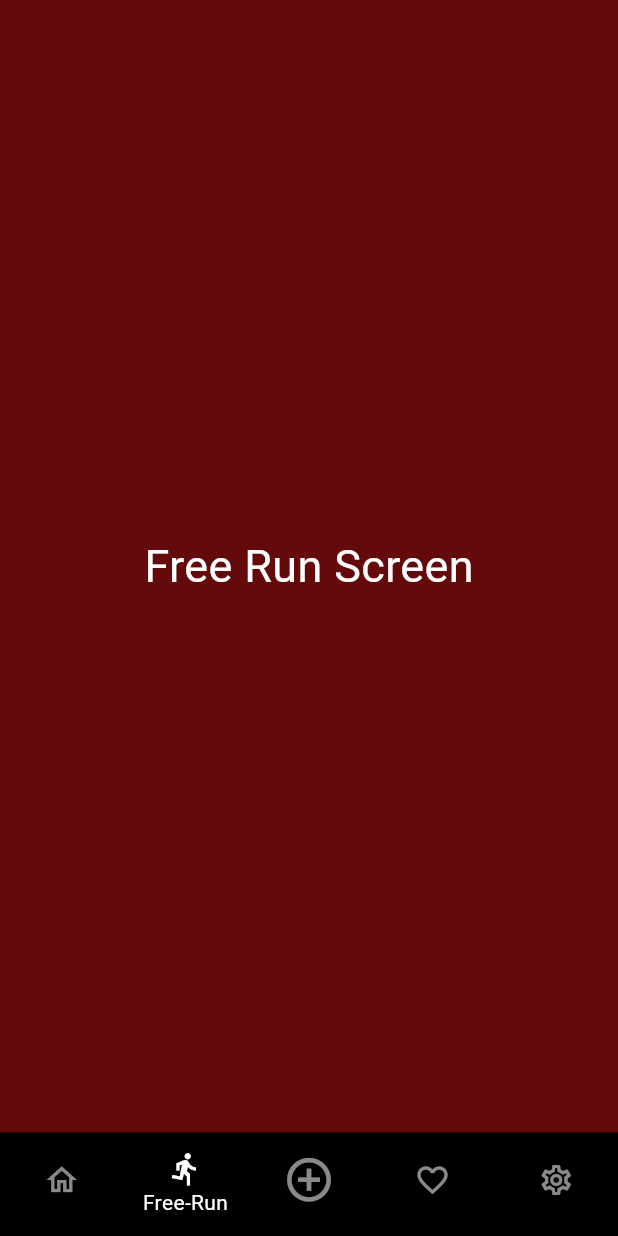
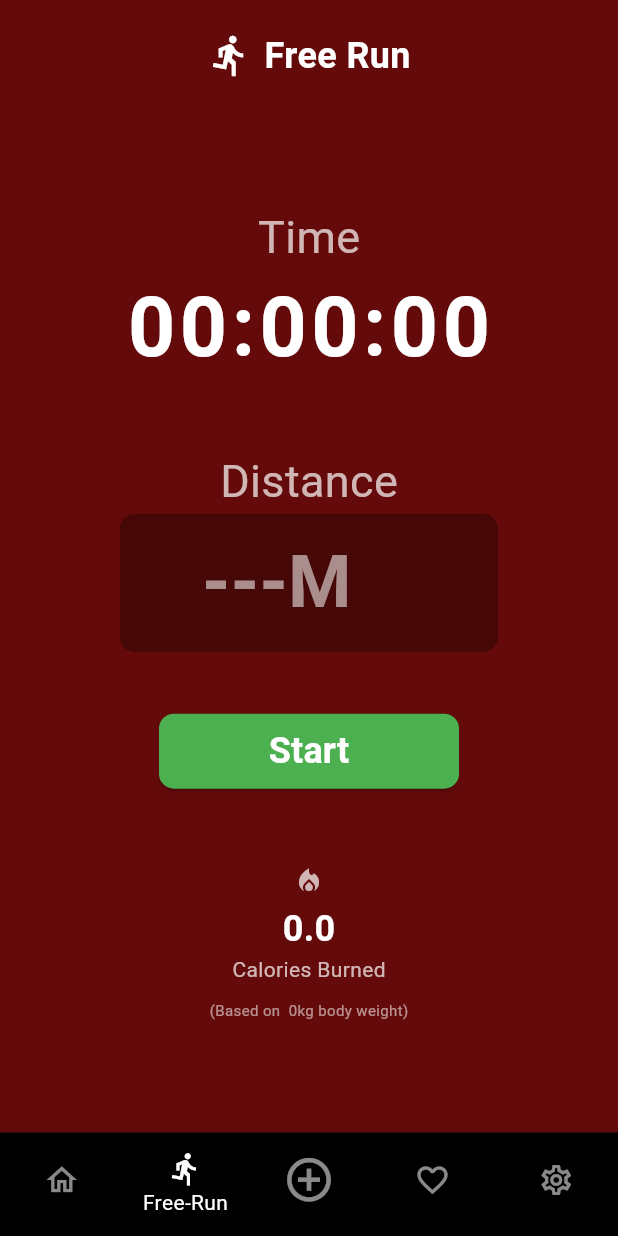
Before and after one commit to susenayw/FitLife, a Flutter app: the MainScreen screen opened directly, item 2 of the bottom bar chosen, on a phone screen of 412 x 824 dp. Run offline on Flutter 3.47's test engine with Material 3 defaults, Android fonts, the phone set to English and light mode, and no system bars; our stand-ins replace image_picker; accounts and stored records are empty.

Commit message:
menambahkan freerun
note : error overflow pada freerun

```diff
--- /dev/null
+++ b/devtools_options.yaml
@@ -0,0 +1,3 @@
+description: This file stores settings for Dart & Flutter DevTools.
+documentation: https://docs.flutter.dev/tools/devtools/extensions#configure-extension-enablement-states
+extensions:
--- a/lib/main_screen.dart
+++ b/lib/main_screen.dart
@@ -7,6 +7,7 @@ import 'dart:io';
 import 'providers/user_provider.dart';
 // GANTI import start_workout_screen.dart dengan unified_activity_screen.dart
 import 'screens/unified_activity_screen.dart'; // <-- BARU: Import screen terpadu
+import 'screens/free_run_screen.dart'; // <--- BARU: Import FreeRunScreen
 
 class MainScreen extends StatefulWidget {
   const MainScreen({super.key});
@@ -21,7 +22,7 @@ class _MainScreenState extends State<MainScreen> {
   // Placeholder pages untuk Bottom Navigation Bar
   static const List<Widget> _widgetOptions = <Widget>[
     DashboardPage(), // 0. Home
-    Text('Free Run Screen', style: TextStyle(color: Colors.white, fontSize: 30)), // 1. Free-Run
+    const FreeRunScreen(), // 1. Free-Run <--- PERUBAHAN UTAMA: Menggunakan FreeRunScreen
     // NOTE: Index 2 (Activity) dihandle oleh navigasi push terpisah di _onItemTapped
     Text('Activity Placeholder', style: TextStyle(color: Colors.white, fontSize: 18)),
     Text('Social Screen', style: TextStyle(color: Colors.white, fontSize: 30)), // 3. Social
@@ -144,11 +145,11 @@ class _DashboardPageState extends State<DashboardPage> {
                           child: TextField(
                             controller: _calorieController,
                             keyboardType: TextInputType.number,
-                            style: const TextStyle(color: Colors.black, fontSize: 18), // PERUBAHAN UTAMA: Ubah teks menjadi hitam
+                            style: const TextStyle(color: Colors.black, fontSize: 18),
                             autofocus: true,
                             decoration: InputDecoration(
                               hintText: 'Enter Kcal',
-                              hintStyle: const TextStyle(color: Colors.black54), // Ganti hint style juga
+                              hintStyle: const TextStyle(color: Colors.black54),
                               filled: true,
                               fillColor: Colors.white, // Input background putih
                               border: OutlineInputBorder(
--- /dev/null
+++ b/lib/screens/free_run_screen.dart
@@ -0,0 +1,280 @@
+// lib/screens/free_run_screen.dart
+import 'package:flutter/material.dart';
+import 'dart:async';
+import 'package:provider/provider.dart';
+import '../providers/user_provider.dart';
+
+// --- ENUM UNTUK STATUS LARI ---
+enum RunStatus { initial, running, stopped }
+
+class FreeRunScreen extends StatefulWidget {
+  const FreeRunScreen({super.key});
+
+  @override
+  State<FreeRunScreen> createState() => _FreeRunScreenState();
+}
+
+class _FreeRunScreenState extends State<FreeRunScreen> {
+  // --- STATE MANAGEMENT ---
+  RunStatus _status = RunStatus.initial;
+  Timer? _timer;
+  int _secondsElapsed = 0;
+  double _distanceMeters = 0.0;
+  double _caloriesBurned = 0.0;
+
+  final TextEditingController _distanceController = TextEditingController();
+
+  // --- LOGIKA TIMER ---
+  void _startRun() {
+    if (_status == RunStatus.running) return;
+
+    // Reset jika sebelumnya sudah selesai/stop
+    if (_status == RunStatus.stopped || _status == RunStatus.initial) {
+      _secondsElapsed = 0;
+      _caloriesBurned = 0.0;
+      // Jarak dipertahankan dari input manual, tapi harus divalidasi
+      _validateAndSetDistance();
+    }
+
+    setState(() {
+      _status = RunStatus.running;
+    });
+
+    // Mulai timer setiap 1 detik
+    _timer = Timer.periodic(const Duration(seconds: 1), (timer) {
+      setState(() {
+        _secondsElapsed++;
+        _calculateCalories(); // Hitung ulang kalori setiap detik
+      });
+    });
+  }
+
+  void _stopRun() {
+    _timer?.cancel();
+    setState(() {
+      _status = RunStatus.stopped;
+      // Panggil perhitungan final setelah berhenti
+      _calculateCalories();
+    });
+    // Tampilkan SnackBar hasil akhir (opsional)
+    ScaffoldMessenger.of(context).showSnackBar(
+      SnackBar(content: Text('Run Finished! Calories Burned: ${_caloriesBurned.toStringAsFixed(1)} Kcal')),
+    );
+  }
+
+  void _resetRun() {
+    _timer?.cancel();
+    setState(() {
+      _status = RunStatus.initial;
+      _secondsElapsed = 0;
+      _distanceMeters = 0.0;
+      _caloriesBurned = 0.0;
+      _distanceController.clear();
+    });
+  }
+
+  // --- LOGIKA KALKULASI MET ---
+  void _calculateCalories() {
+    // Ambil data dari UserProvider
+    final userProvider = Provider.of<UserProvider>(context, listen: false);
+    final weightKg = userProvider.currentUser?.weight ?? 70.0; // Default 70 kg jika data belum ada
+
+    // Waktu dalam jam
+    final timeHours = _secondsElapsed / 3600.0; // 3600 detik = 1 jam
+
+    // 1. Tentukan Nilai MET
+    // Asumsi lari sedang (MET 9.8)
+    const double metValue = 9.8;
+
+    // 2. Kalkulasi
+    // Rumus: Kalori Terbakar = (MET × Berat Badan (kg) × Waktu (jam)) × 1.05
+    double calories = (metValue * weightKg * timeHours) * 1.05;
+
+    setState(() {
+      _caloriesBurned = calories;
+    });
+  }
+
+  // --- LOGIKA INPUT JARAK MANUAL ---
+  void _validateAndSetDistance() {
+    final double? inputDistance = double.tryParse(_distanceController.text);
+    if (inputDistance != null && inputDistance > 0) {
+      _distanceMeters = inputDistance;
+    } else {
+      _distanceMeters = 0.0; // Jarak default jika input kosong/invalid
+    }
+  }
+
+  // Listener untuk perubahan input
+  @override
+  void initState() {
+    super.initState();
+    _distanceController.addListener(_validateAndSetDistance);
+  }
+
+  @override
+  void dispose() {
+    _timer?.cancel();
+    _distanceController.removeListener(_validateAndSetDistance);
+    _distanceController.dispose();
+    super.dispose();
+  }
+
+  // --- WIDGET PEMBANTU ---
+  String _formatTime(int totalSeconds) {
+    final int hours = totalSeconds ~/ 3600;
+    final int minutes = (totalSeconds % 3600) ~/ 60;
+    final int seconds = totalSeconds % 60;
+
+    final String hoursStr = hours.toString().padLeft(2, '0');
+    final String minutesStr = minutes.toString().padLeft(2, '0');
+    final String secondsStr = seconds.toString().padLeft(2, '0');
+
+    return '$hoursStr:$minutesStr:$secondsStr';
+  }
+
+  // --- WIDGET UTAMA (MAIN BUILD) ---
+  @override
+  Widget build(BuildContext context) {
+    // Konsumsi UserProvider untuk mendapatkan Berat Badan
+    final userProvider = Provider.of<UserProvider>(context);
+    final weightKg = userProvider.currentUser?.weight.toStringAsFixed(0) ?? '70'; // Tampilkan berat badan pengguna
+
+    final runDataContent = Column(
+      mainAxisAlignment: MainAxisAlignment.center,
+      children: [
+        // Judul Screen
+        const Row(
+          mainAxisAlignment: MainAxisAlignment.center,
+          children: [
+            Icon(Icons.directions_run_outlined, color: Colors.white, size: 30),
+            SizedBox(width: 8),
+            Text('Free Run', style: TextStyle(fontSize: 24, fontWeight: FontWeight.bold, color: Colors.white)),
+          ],
+        ),
+        SizedBox(height: MediaQuery.of(context).size.height * 0.1),
+
+        // Timer
+        const Text('Time', style: TextStyle(fontSize: 30, color: Colors.white70)),
+        Text(
+          _formatTime(_secondsElapsed),
+          style: TextStyle(
+            fontSize: 55,
+            fontWeight: FontWeight.bold,
+            color: _status == RunStatus.running ? Colors.lightGreenAccent : Colors.white,
+            letterSpacing: 3,
+          ),
+        ),
+        SizedBox(height: MediaQuery.of(context).size.height * 0.05),
+
+        // Distance (Jarak)
+        const Text('Distance', style: TextStyle(fontSize: 30, color: Colors.white70)),
+
+        // Input Jarak (Muncul saat INITIAL/STOPPED)
+        if (_status != RunStatus.running)
+          Padding(
+            padding: const EdgeInsets.symmetric(horizontal: 60.0),
+            child: TextField(
+              controller: _distanceController,
+              keyboardType: TextInputType.number,
+              textAlign: TextAlign.center,
+              style: const TextStyle(fontSize: 48, fontWeight: FontWeight.bold, color: Colors.white),
+              decoration: InputDecoration(
+                hintText: '---M',
+                hintStyle: const TextStyle(color: Colors.white54, fontSize: 48),
+                filled: true,
+                fillColor: Colors.black.withOpacity(0.3),
+                border: OutlineInputBorder(
+                  borderRadius: BorderRadius.circular(10),
+                  borderSide: BorderSide.none,
+                ),
+                suffixText: 'M',
+                suffixStyle: const TextStyle(color: Colors.white, fontSize: 48, fontWeight: FontWeight.bold),
+                contentPadding: const EdgeInsets.symmetric(vertical: 10, horizontal: 10),
+              ),
+            ),
+          )
+        // Display Jarak (Muncul saat RUNNING)
+        else
+          Text(
+            '${_distanceMeters.toStringAsFixed(0)}M',
+            style: const TextStyle(
+              fontSize: 48,
+              fontWeight: FontWeight.bold,
+              color: Colors.white,
+              letterSpacing: 2,
+            ),
+          ),
+
+        SizedBox(height: MediaQuery.of(context).size.height * 0.05),
+
+        // Tombol Start/Stop/Reset
+        SizedBox(
+          width: 200,
+          height: 60,
+          child: _status == RunStatus.running
+              ? ElevatedButton(
+            onPressed: _stopRun,
+            style: ElevatedButton.styleFrom(
+              backgroundColor: Colors.redAccent,
+              shape: RoundedRectangleBorder(borderRadius: BorderRadius.circular(10)),
+            ),
+            child: const Text('Stop', style: TextStyle(fontSize: 24, color: Colors.white, fontWeight: FontWeight.bold)),
+          )
+              : Column(
+            children: [
+              ElevatedButton(
+                onPressed: _startRun,
+                style: ElevatedButton.styleFrom(
+                  backgroundColor: Colors.green,
+                  minimumSize: const Size(200, 50),
+                  shape: RoundedRectangleBorder(borderRadius: BorderRadius.circular(10)),
+                ),
+                child: const Text('Start', style: TextStyle(fontSize: 24, color: Colors.white, fontWeight: FontWeight.bold)),
+              ),
+              if (_status == RunStatus.stopped)
+                TextButton(
+                  onPressed: _resetRun,
+                  child: const Text('Reset', style: TextStyle(color: Colors.white70)),
+                ),
+            ],
+          ),
+        ),
+
+        SizedBox(height: MediaQuery.of(context).size.height * 0.05),
+
+        // Calories Burned
+        Icon(Icons.local_fire_department, color: _caloriesBurned > 0 ? Colors.redAccent : Colors.white70, size: 20),
+        const SizedBox(height: 5),
+        Text(
+          _caloriesBurned.toStringAsFixed(1),
+          style: const TextStyle(fontSize: 24, color: Colors.white, fontWeight: FontWeight.bold),
+        ),
+        const Text(
+          'Calories Burned',
+          style: TextStyle(fontSize: 14, color: Colors.white70),
+        ),
+        const SizedBox(height: 10),
+
+        // Info Berat Badan
+        Text(
+          '(Based on ${_caloriesBurned > 0 ? "running time and" : ""} ${weightKg}kg body weight)',
+          style: const TextStyle(fontSize: 10, color: Colors.white54),
+        ),
+
+      ],
+    );
+
+    return Scaffold(
+      backgroundColor: const Color(0xFF640A0A), // Warna merah tua
+      body: SafeArea(
+          child: SingleChildScrollView( // PERBAIKAN: Membungkus konten agar dapat digulir
+      child: Padding(
+      padding: const EdgeInsets.all(20.0),
+      child: runDataContent,
+    ),
+    ),
+    ),
+    );
+  }
+}
```
